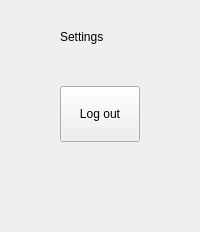
This is smart210/src/settings/SettingsPage.ui in atosdev7/GasStaion as Qt 5 draws it before an edit. The edited form follows.
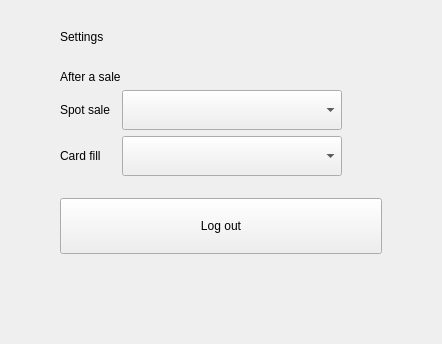
This is the edited form.

Commit message: Smart210: the result of a spot sale and a card fill is a setting, confirmed card records are hidden, the barcode is a bitmap

Patch:
```diff
--- a/smart210/src/settings/SettingsPage.ui
+++ b/smart210/src/settings/SettingsPage.ui
@@ -17,6 +17,42 @@
     <widget class="QLabel" name="settingsCashier">
     </widget>
    </item>
+   <item>
+    <widget class="QLabel" name="resultsTitle">
+     <property name="text"><string>After a sale</string></property>
+    </widget>
+   </item>
+   <item>
+    <layout class="QGridLayout" name="resultsGrid">
+     <property name="horizontalSpacing"><number>12</number></property>
+     <item row="0" column="0">
+      <widget class="QLabel" name="spotResultLabel">
+       <property name="text"><string>Spot sale</string></property>
+      </widget>
+     </item>
+     <item row="0" column="1">
+      <widget class="QComboBox" name="spotResultCombo">
+       <property name="minimumSize"><size><width>220</width><height>40</height></size></property>
+      </widget>
+     </item>
+     <item row="1" column="0">
+      <widget class="QLabel" name="cardResultLabel">
+       <property name="text"><string>Card fill</string></property>
+      </widget>
+     </item>
+     <item row="1" column="1">
+      <widget class="QComboBox" name="cardResultCombo">
+       <property name="minimumSize"><size><width>220</width><height>40</height></size></property>
+      </widget>
+     </item>
+     <item row="0" column="2" rowspan="2">
+      <spacer name="resultsSpacer">
+       <property name="orientation"><enum>Qt::Horizontal</enum></property>
+       <property name="sizeHint" stdset="0"><size><width>40</width><height>20</height></size></property>
+      </spacer>
+     </item>
+    </layout>
+   </item>
    <item>
     <spacer name="spacer1">
      <property name="orientation"><enum>Qt::Vertical</enum></property>
```
The commit also changes 30 other files.
